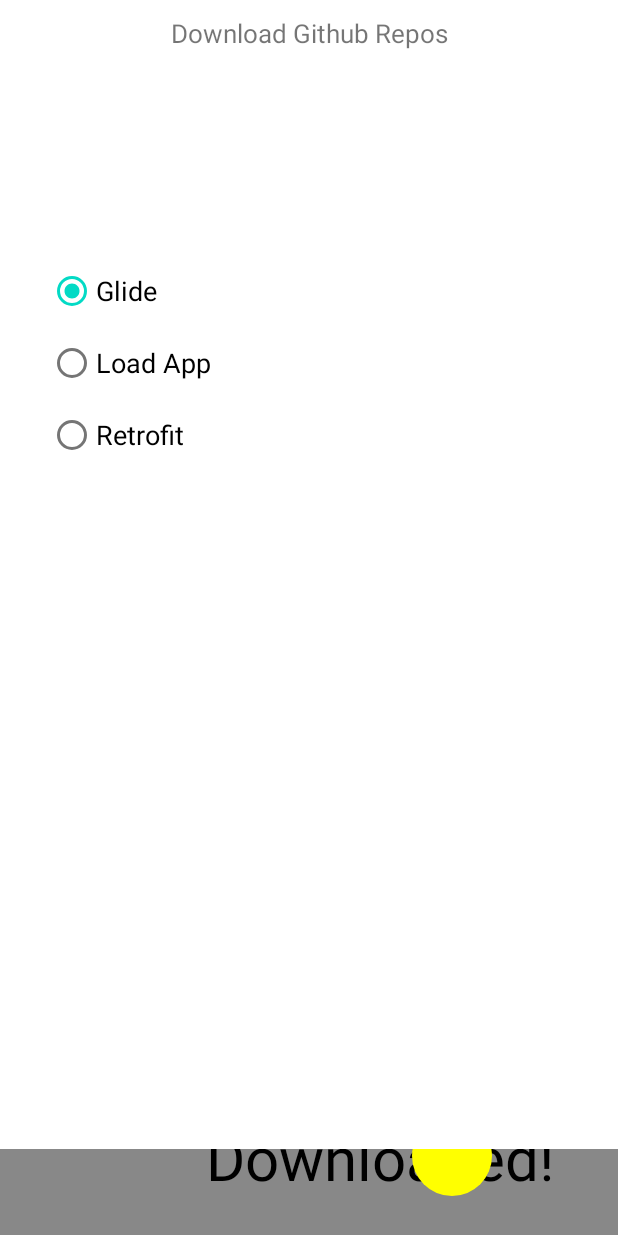
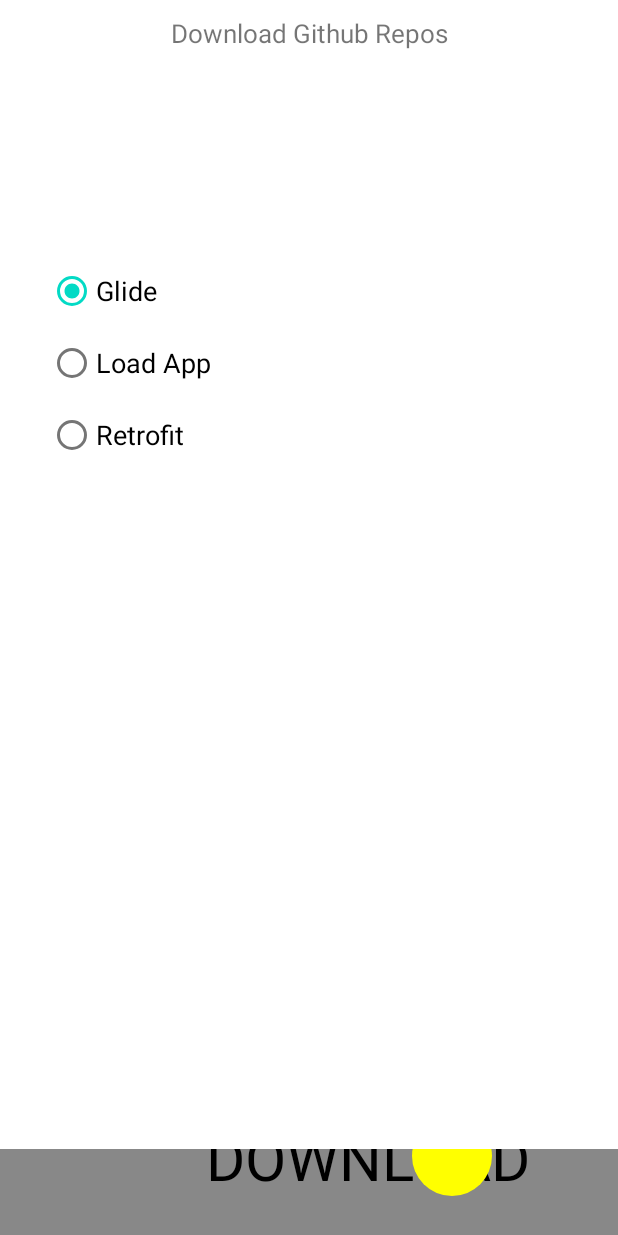
Before and after one commit to apigeoneer/app_LoadApp, an Android app: the layout activity_main.xml on its own in the app's theme, with its tools: preview values and no code run, on a phone screen of 412 x 824 dp. Run offline under Robolectric (Android 15) with nearby library versions, the phone set to English and light mode, and no system bars.

Commit message:
Added custom attributes (buttonBackground & buttonText) to the LoadingButton

```diff
--- a/app/src/main/java/com/gmail/apigeoneer/loadapp/LoadingButton.kt
+++ b/app/src/main/java/com/gmail/apigeoneer/loadapp/LoadingButton.kt
@@ -1,8 +1,5 @@
 package com.gmail.apigeoneer.loadapp
 
-import android.animation.Animator
-import android.animation.AnimatorListenerAdapter
-import android.animation.ObjectAnimator
 import android.animation.ValueAnimator
 import android.content.Context
 import android.graphics.Canvas
@@ -23,13 +20,19 @@ class LoadingButton @JvmOverloads constructor(
     private var widthSize = 0
     private var heightSize = 0
 
+    private var buttonBackground = 0
+    private var buttonText = ""
     private var progress = 0F
     private var angle = 0F
 
     private var btnValueAnimator = ValueAnimator()
     private var circleValueAnimator = ValueAnimator()
 
-    // WHAT TO DRAW: Canvas
+    init {
+        isClickable = true
+        buttonBackground = R.styleable.LoadingButton_buttonBackground
+       // buttonText = R.styleable.                                        // unable to use
+    }
 
     // HOW TO DRAW : Paint
     private val paintRect = Paint(ANTI_ALIAS_FLAG).apply {
@@ -48,7 +51,7 @@ class LoadingButton @JvmOverloads constructor(
         style = Paint.Style.FILL
     }
 
-    private var buttonState by Delegates
+    private var btnState by Delegates
             .observable<ButtonState>(ButtonState.Completed) { p, old, new ->
                 when (new) {
                     ButtonState.Clicked -> {
@@ -67,11 +70,6 @@ class LoadingButton @JvmOverloads constructor(
                     }
                 }
             }
-
-    init {
-        isClickable = true
-    }
-
 
     // onSizeChanged() -> NOT NEEDED, SINCE WE HAVE onMeasure()
 
@@ -100,10 +98,16 @@ class LoadingButton @JvmOverloads constructor(
     }
 
     override fun onDraw(canvas: Canvas?) {
+        // WHAT TO DRAW: Canvas
+
         // draw the download rectangle
         canvas?.drawRect(0F, 0F, widthSize.toFloat(), heightSize.toFloat(), paintRect)
         // draw download text
-        canvas?.drawText(ButtonText(buttonState), width.toFloat() / 3, height.toFloat() - 55, paintText)
+        buttonText = when (btnState) {
+            ButtonState.Loading -> "Downloading..."
+            else -> "DOWNLOAD"
+        }
+        canvas?.drawText(buttonText, width.toFloat() / 3, height.toFloat() - 55, paintText)
         // draw download circle
         canvas?.drawCircle(width.toFloat() * 2 / 3 + 40, height.toFloat() - 80, 40.0F, paintCircle)
     }
--- a/app/src/main/java/com/gmail/apigeoneer/loadapp/LoadingButtonUtils.kt
+++ /dev/null
@@ -1,10 +0,0 @@
-package com.gmail.apigeoneer.loadapp
-
-fun ButtonText(buttonState: ButtonState): String {
-   return when(buttonState) {
-       ButtonState.Clicked -> "Clicked"
-       ButtonState.Loading -> "Downloading..."
-       ButtonState.Completed -> "Downloaded!"
-       else -> "DOWNLOAD"
-   }
-}
--- a/app/src/main/java/com/gmail/apigeoneer/loadapp/MainActivity.kt
+++ b/app/src/main/java/com/gmail/apigeoneer/loadapp/MainActivity.kt
@@ -38,10 +38,10 @@ class MainActivity : AppCompatActivity() {
         binding = DataBindingUtil.setContentView(this, R.layout.activity_main)
 
         // register the download receiver
-        registerReceiver(DownloadUtil(this).receiver, IntentFilter(DownloadManager.ACTION_DOWNLOAD_COMPLETE))
+        registerReceiver(DownloadUtil(this, binding.downloadCv).receiver, IntentFilter(DownloadManager.ACTION_DOWNLOAD_COMPLETE))
 
         binding.downloadCv.setOnClickListener {
-            DownloadUtil(this).download(urlSelected, repoSelected)
+            DownloadUtil(this, binding.downloadCv).download(urlSelected, repoSelected)
         }
     }
 
--- a/app/src/main/res/layout/activity_main.xml
+++ b/app/src/main/res/layout/activity_main.xml
@@ -67,7 +67,9 @@
             app:layout_constraintBottom_toBottomOf="parent"
             app:layout_constraintEnd_toEndOf="parent"
             app:layout_constraintHorizontal_bias="0.5"
-            app:layout_constraintStart_toStartOf="parent" />
+            app:layout_constraintStart_toStartOf="parent"
+            app:buttonBackground="#555555"
+            app:buttonText="@string/btn_text" />
 
     </androidx.constraintlayout.widget.ConstraintLayout>
 </layout>
--- a/app/src/main/res/values/strings.xml
+++ b/app/src/main/res/values/strings.xml
@@ -1,4 +1,5 @@
 <resources>
     <string name="app_name">Load App</string>
     <string name="app_description">Download files from Internet</string>
+    <string name="btn_text">DOWNLOAD</string>
 </resources>
```
Also changed, not shown: app/src/main/java/com/gmail/apigeoneer/loadapp/DownloadUtil.kt (+10 -1 lines), app/src/main/res/values/attrs.xml (added, +7 -0 lines).
